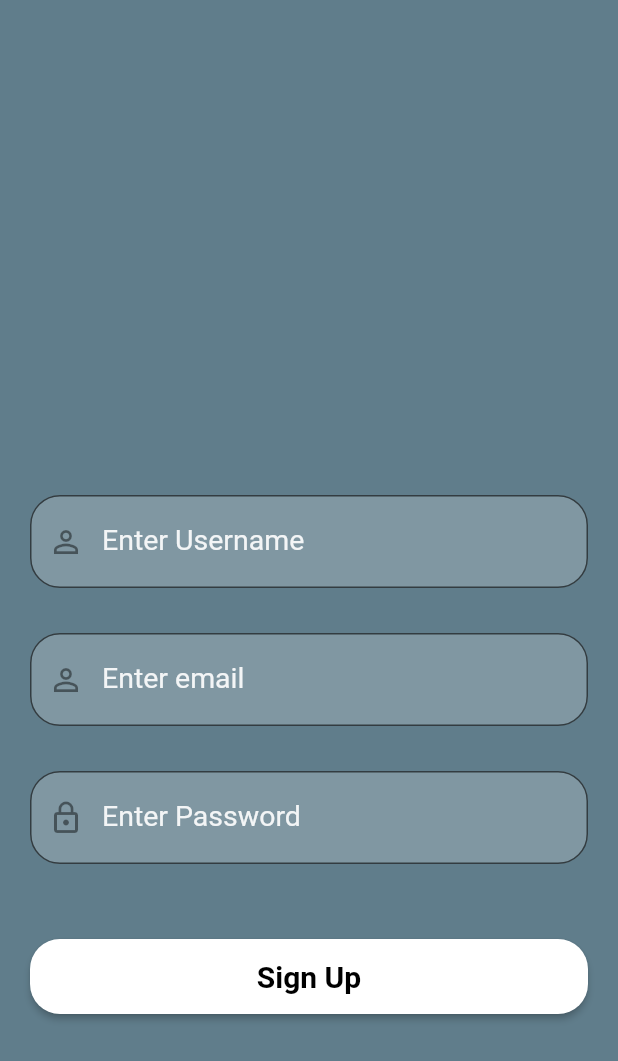
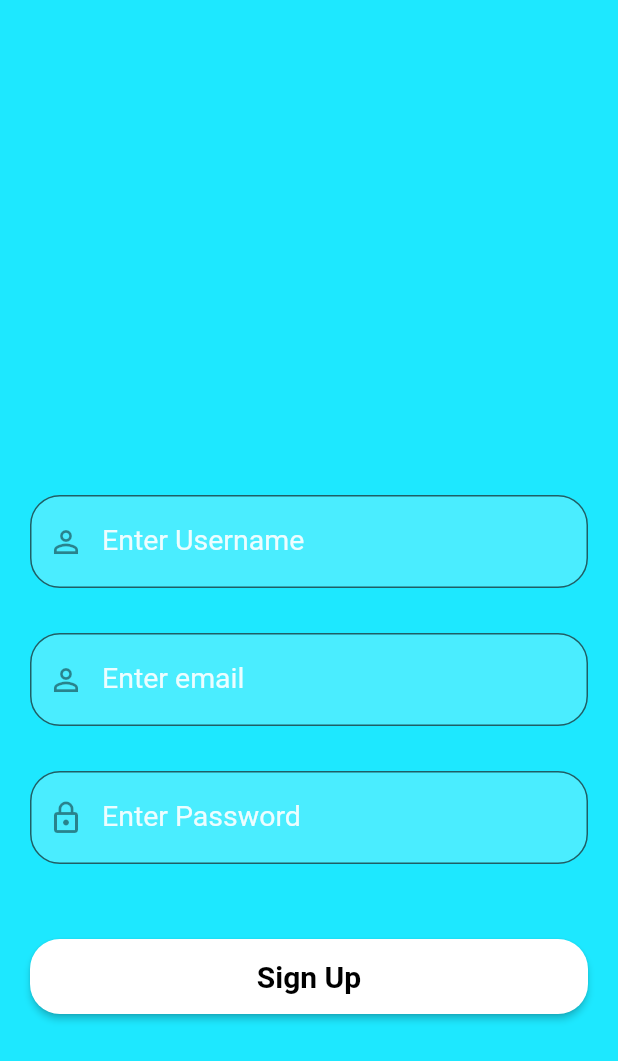
Before and after one commit to agya09/login-form, a Flutter app: the screen it shows after launch, after a tap on "Sign Up", on a phone screen of 412 x 824 dp. Shown: the top 1061 px of the screen. Run offline on Flutter 3.47's test engine with Material 2 defaults, Android fonts, the phone set to English and light mode, and no system bars; our stand-ins replace firebase_auth, firebase_core; accounts and stored records are empty.

Commit message:
Shred pref

```diff
--- a/lib/screens/home_page.dart
+++ b/lib/screens/home_page.dart
@@ -15,7 +15,7 @@ class _HomeScreenState extends State<HomeScreen> {
         width: MediaQuery.of(context).size.width,
         height: MediaQuery.of(context).size.height,
         decoration: const BoxDecoration(
-          color: Color.fromARGB(255, 44, 44, 44),
+          color: Color.fromARGB(255, 29, 232, 255),
         ),
         child: SingleChildScrollView(
           child: Padding(
--- a/lib/screens/login_page.dart
+++ b/lib/screens/login_page.dart
@@ -21,7 +21,7 @@ class _LoginState extends State<Login> {
         width: MediaQuery.of(context).size.width,
         height: MediaQuery.of(context).size.height,
         decoration: const BoxDecoration(
-          color: Color.fromARGB(255, 47, 81, 85),
+          color: Color.fromARGB(255, 29, 232, 255),
         ),
         child: SingleChildScrollView(
           child: Padding(
--- a/lib/screens/signup_page.dart
+++ b/lib/screens/signup_page.dart
@@ -20,7 +20,7 @@ class _SignUpState extends State<SignUp> {
           width: MediaQuery.of(context).size.width,
           height: MediaQuery.of(context).size.height,
           decoration: BoxDecoration(
-            color: Colors.blueGrey,
+            color: Color.fromARGB(255, 29, 232, 255),
           ),
           child: SingleChildScrollView(
             child: Padding(
--- a/pubspec.yaml
+++ b/pubspec.yaml
@@ -38,6 +38,7 @@ dependencies:
   cupertino_icons: ^1.0.2
   firebase_auth: ^4.2.5
   firebase_core: ^2.5.0
+  shared_preferences: ^2.0.17
 
 dev_dependencies:
   flutter_test:
@@ -91,3 +92,5 @@ flutter:
   #
   # For details regarding fonts from package dependencies,
   # see https://flutter.dev/custom-fonts/#from-packages
+
+image: assets/images/1.png
```
Also changed, not shown: assets/images/1.png (added), pubspec.lock, 1 other file.
